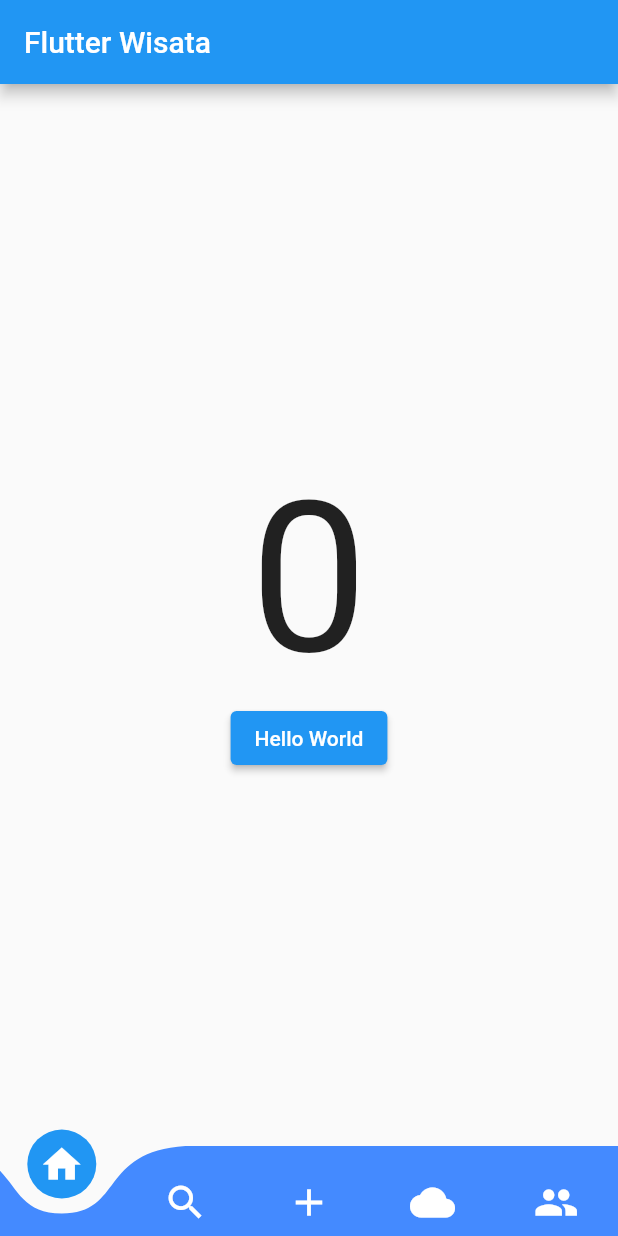
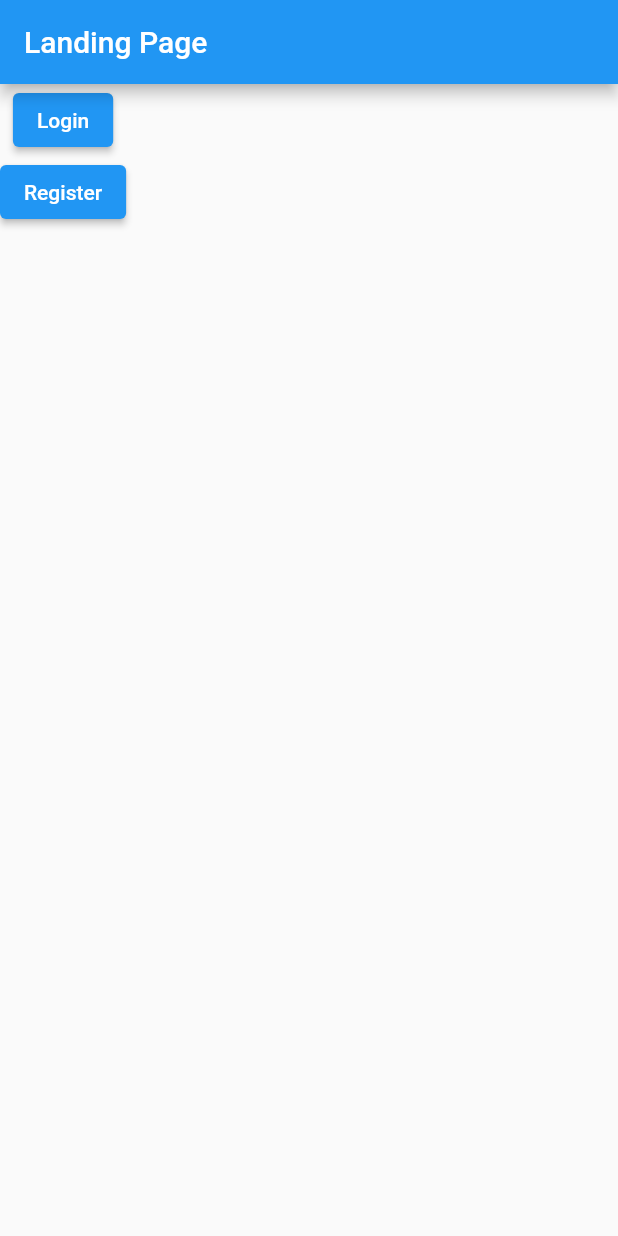
Before and after one commit to christianwillson11/flutter-wisata, a Flutter app: the screen it shows after launch, on a phone screen of 412 x 824 dp. Run offline on Flutter 3.47's test engine with Material 2 defaults, Android fonts, the phone set to English and light mode, and no system bars; drawn by our look-alikes of curved_navigation_bar.

Commit message:
Initial app -> route for landing page, login, and register

```diff
--- a/lib/main.dart
+++ b/lib/main.dart
@@ -1,74 +1,10 @@
 import 'package:flutter/material.dart';
-import 'package:curved_navigation_bar/curved_navigation_bar.dart';
-import 'package:flutter_wisata/pages/home.dart';
-import 'package:flutter_wisata/pages/input_cerita.dart';
+import 'package:flutter_wisata/pages/login%20register/landing_page.dart';
 
 void main() {
   runApp(const MaterialApp(
     title: 'Flutter Wisata',
     debugShowCheckedModeBanner: false,
-    home: MyApp(),
+    home: LandingPage(),
   ));
 }
-
-class MyApp extends StatefulWidget {
-  const MyApp({Key? key}) : super(key: key);
-
-  @override
-  State<MyApp> createState() => _MyAppState();
-}
-
-class _MyAppState extends State<MyApp> {
-  int _page = 0;
-  GlobalKey<CurvedNavigationBarState> _bottomNavigationKey = GlobalKey();
-  var page_displayed;
-
-  @override
-  void initState() {
-    page_displayed = Home(index: "0");
-    super.initState();
-  }
-
-  @override
-  Widget build(BuildContext context) {
-    return Scaffold(
-      appBar: AppBar(
-        title: const Text("Flutter Wisata"),
-      ),
-      bottomNavigationBar: CurvedNavigationBar(
-        key: _bottomNavigationKey,
-        index: 0,
-        height: 60.0,
-        items: const <Widget>[
-          Icon(Icons.home, size: 30, color: Colors.white),
-          Icon(Icons.search, size: 30, color: Colors.white),
-          Icon(Icons.add, size: 30, color: Colors.white),
-          Icon(Icons.cloud, size: 30, color: Colors.white),
-          Icon(Icons.people, size: 30, color: Colors.white),
-        ],
-        color: Colors.blueAccent,
-        buttonBackgroundColor: Colors.blue,
-        backgroundColor: const Color(0x00fafafa),
-        animationCurve: Curves.easeInOut,
-        animationDuration: const Duration(milliseconds: 600),
-        onTap: (index) {
-          setState(() {
-            _page = index;
-            if (index == 2) {
-              page_displayed = InputCerita();
-            } else {
-              page_displayed = Home(index: index.toString());
-            }
-
-          });
-        },
-        letIndexChange: (index) => true,
-      ),
-      body: Container(
-        child: Center(
-          child: page_displayed,
-        ),
-      ),
-    );
-  }
-}
--- /dev/null
+++ b/lib/pages/login register/landing_page.dart
@@ -0,0 +1,56 @@
+import 'package:flutter/material.dart';
+import 'package:flutter_wisata/home_nav.dart';
+import 'package:flutter_wisata/pages/login%20register/login.dart';
+import 'package:flutter_wisata/pages/login%20register/register.dart';
+
+class LandingPage extends StatefulWidget {
+  const LandingPage({ Key? key }) : super(key: key);
+
+  @override
+  State<LandingPage> createState() => _LandingPageState();
+}
+
+class _LandingPageState extends State<LandingPage> {
+  void moveToRegister() {
+    Navigator.of(context).push(MaterialPageRoute(builder: (context) {
+      return const Register();
+    }));
+  }
+
+  void moveToLogin() {
+    Navigator.of(context).push(MaterialPageRoute(builder: (context) {
+      return const Login();
+    }));
+  }
+
+  @override
+  Widget build(BuildContext context) {
+    return Scaffold(
+      appBar: AppBar(
+        title: Text("Landing Page"),
+      ),
+
+      body: Container(
+        child: Column(
+          children: [
+            ElevatedButton(
+              onPressed: () {
+                moveToLogin();
+              },
+              child: Text("Login"),
+            ),
+
+            ElevatedButton(
+              onPressed: () {
+                moveToRegister();
+              },
+              child: Text("Register"),
+            ),
+
+          ],
+        ),
+      ),
+
+    );
+  }
+}
--- /dev/null
+++ b/lib/pages/login register/register.dart
@@ -0,0 +1,24 @@
+import 'package:flutter/material.dart';
+
+class Register extends StatefulWidget {
+  const Register({ Key? key }) : super(key: key);
+
+  @override
+  State<Register> createState() => _RegisterState();
+}
+
+class _RegisterState extends State<Register> {
+  @override
+  Widget build(BuildContext context) {
+    return Scaffold(
+      appBar: AppBar(
+        title: Text("Register"),
+      ),
+
+      body: Container(
+        child: Text("Hello World"),
+      ),
+
+    );
+  }
+}
```
Also changed, not shown: lib/home_nav.dart (added, +68 -0 lines), lib/pages/login register/login.dart (added, +41 -0 lines).
